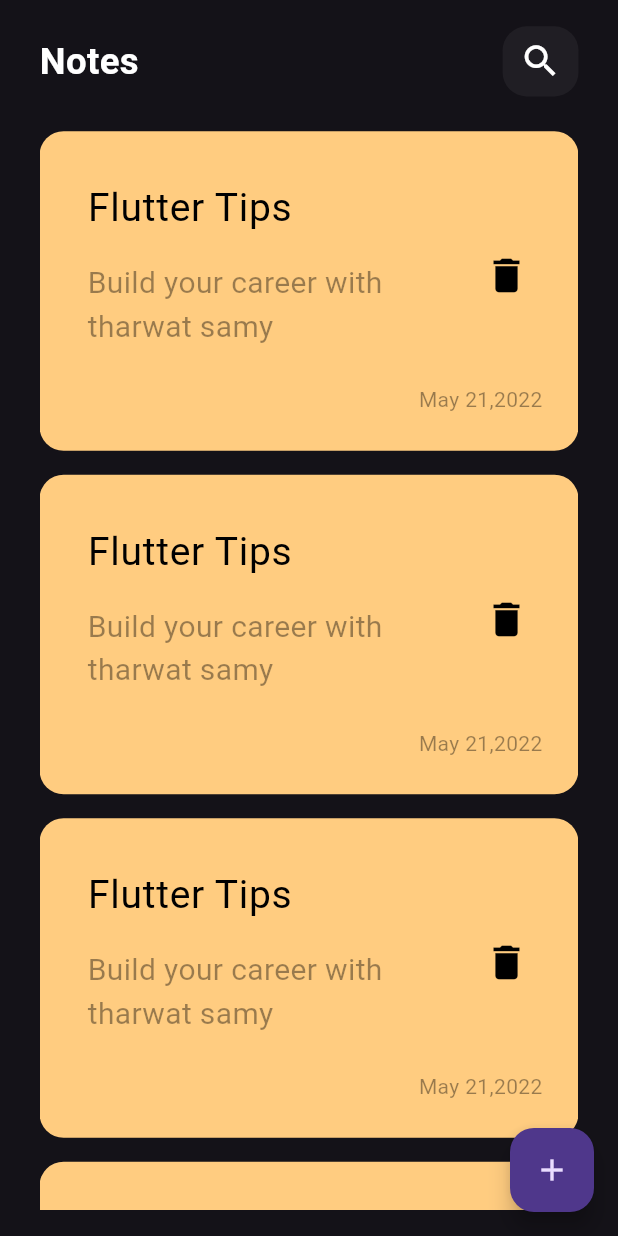
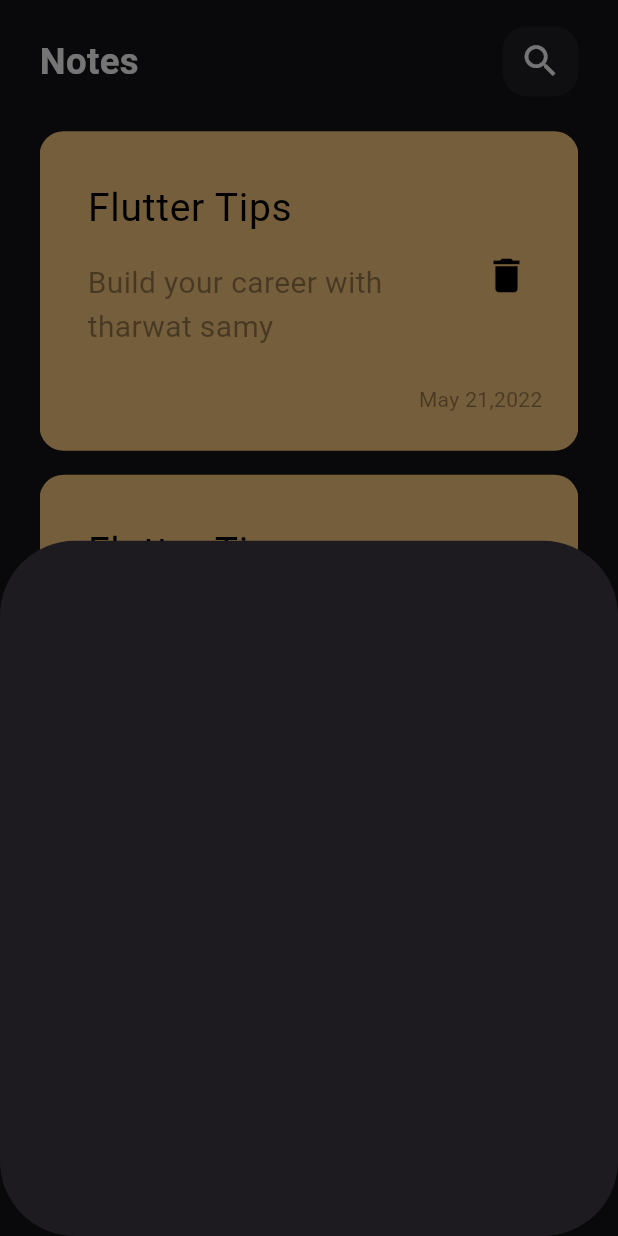
Before and after one commit to Elnahas/notes_app, a Flutter app: the screen it shows after launch, after a tap on the "add" icon, on a phone screen of 412 x 824 dp. Run offline on Flutter 3.47's test engine with Material 3 defaults, Android fonts, the phone set to English and light mode, and no system bars; our stand-ins replace flutter_screenutil.

Commit message:
- Add bottom sheet

```diff
--- /dev/null
+++ b/lib/features/notes/ui/widgets/add_note_bottom_sheet.dart
@@ -0,0 +1,12 @@
+
+import 'package:flutter/material.dart';
+
+class AddNoteButtonSheet extends StatelessWidget {
+  const AddNoteButtonSheet({super.key});
+
+  @override
+  Widget build(BuildContext context) {
+    return  Container(
+    );
+  }
+}
--- a/lib/features/notes/ui/widgets/home_screen.dart
+++ b/lib/features/notes/ui/widgets/home_screen.dart
@@ -1,9 +1,8 @@
 import 'package:flutter/material.dart';
 import 'package:flutter_screenutil/flutter_screenutil.dart';
 import 'package:notes_app/core/helpers/spacing.dart';
-import 'package:notes_app/core/theming/styles.dart';
+import 'package:notes_app/features/notes/ui/widgets/add_note_bottom_sheet.dart';
 import 'package:notes_app/features/notes/ui/widgets/custom_app_bar.dart';
-import 'package:notes_app/features/notes/ui/widgets/note_item.dart';
 import 'package:notes_app/features/notes/ui/widgets/notes_list_view.dart';
 
 class NotesScreen extends StatelessWidget {
@@ -13,7 +12,13 @@ class NotesScreen extends StatelessWidget {
   Widget build(BuildContext context) {
     return Scaffold(
       floatingActionButton:
-          FloatingActionButton(onPressed: () {}, child: Icon(Icons.add)),
+          FloatingActionButton(onPressed: () {
+            showModalBottomSheet(
+              shape: RoundedRectangleBorder(borderRadius: BorderRadius.circular(50)),
+              context: context, builder: (context){
+              return AddNoteButtonSheet();
+            } );
+          }, child: Icon(Icons.add)),
       body: SafeArea(
         child: Padding(
           padding: EdgeInsets.symmetric(horizontal: 24.w, vertical: 16.w),
--- a/lib/features/notes/ui/widgets/note_item.dart
+++ b/lib/features/notes/ui/widgets/note_item.dart
@@ -1,5 +1,4 @@
 import 'package:flutter/material.dart';
-import 'package:flutter_screenutil/flutter_screenutil.dart';
 
 class NoteItems extends StatelessWidget {
   const NoteItems({
--- a/lib/features/notes/ui/widgets/notes_list_view.dart
+++ b/lib/features/notes/ui/widgets/notes_list_view.dart
@@ -2,7 +2,11 @@ import 'package:flutter/material.dart';
 import 'package:notes_app/features/notes/ui/widgets/note_item.dart';
 
 class NotesListView extends StatelessWidget {
+
+  final  data =  const [];
+
   const NotesListView({super.key});
+
 
   @override
   Widget build(BuildContext context) {
```
